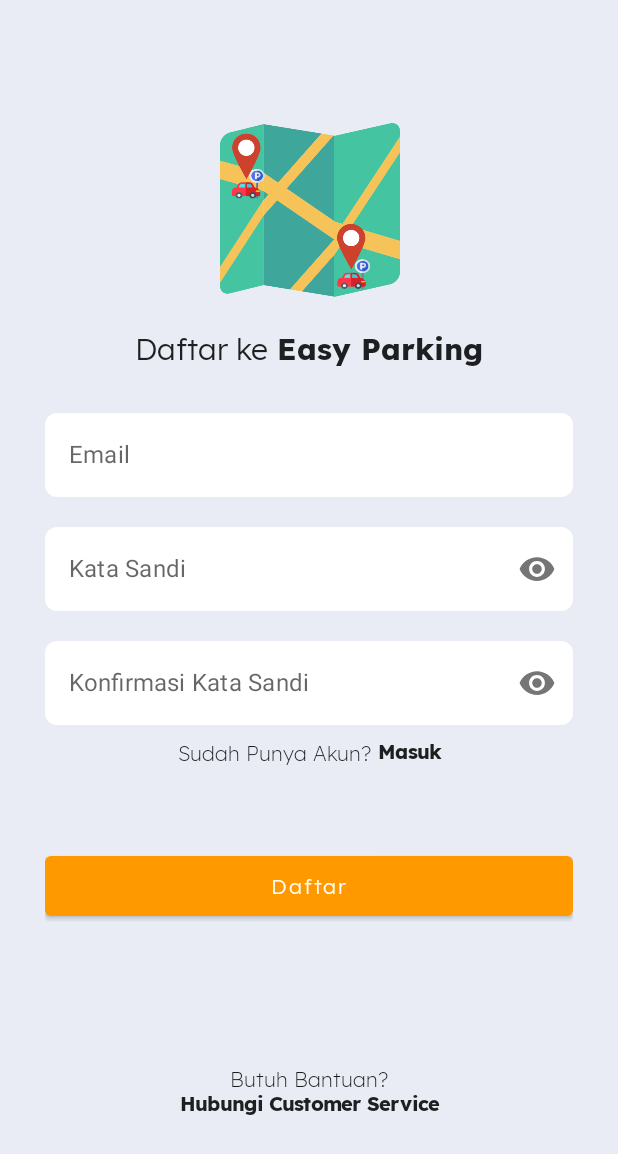
After one commit to fauzanramadhani/Easy-Parking, an Android app built with Jetpack Compose: the composable Register shown on its own in the app's theme, on a phone screen of 412 x 824 dp. The commit adds this screen. Shown: the top 1154 px of the screen. Run offline under Robolectric (Android 15) with nearby library versions, the phone set to English and light mode, and no system bars; our stand-ins replace accompanist.

Commit message:
Update - Authentication UI

```diff
--- /dev/null
+++ b/app/src/main/java/com/belajarkotlin/easyparking/authentication/Register.kt
@@ -0,0 +1,220 @@
+package com.belajarkotlin.easyparking.authentication
+
+import android.os.Handler
+import android.widget.Toast
+import androidx.compose.foundation.Image
+import androidx.compose.foundation.background
+import androidx.compose.foundation.clickable
+import androidx.compose.foundation.layout.*
+import androidx.compose.foundation.text.KeyboardOptions
+import androidx.compose.material.Text
+import androidx.compose.runtime.Composable
+import androidx.compose.runtime.mutableStateOf
+import androidx.compose.runtime.remember
+import androidx.compose.runtime.saveable.rememberSaveable
+import androidx.compose.ui.Alignment
+import androidx.compose.ui.Modifier
+import androidx.compose.ui.graphics.Color
+import androidx.compose.ui.platform.LocalContext
+import androidx.compose.ui.platform.LocalFocusManager
+import androidx.compose.ui.res.painterResource
+import androidx.compose.ui.text.font.Font
+import androidx.compose.ui.text.font.FontFamily
+import androidx.compose.ui.text.font.FontWeight
+import androidx.compose.ui.text.input.ImeAction
+import androidx.compose.ui.unit.dp
+import androidx.compose.ui.unit.sp
+import androidx.navigation.NavHostController
+import com.belajarkotlin.classreminder.doubleClickHandler.clickableSingle
+import com.belajarkotlin.easyparking.component.TextFieldState
+import com.belajarkotlin.easyparking.component.CButton
+import com.belajarkotlin.easyparking.component.CTextField
+import com.belajarkotlin.easyparking.function.openWA
+import com.belajarkotlin.easyparking.navigation.Screen
+import com.belajarkotlin.easyparking.navigation.popUpToTop
+import com.belajarkotlin.easyparking.R
+import com.google.accompanist.systemuicontroller.SystemUiController
+import com.google.accompanist.systemuicontroller.rememberSystemUiController
+
+
+@Composable
+fun Register(navHostController: NavHostController) {
+    val systemUiController: SystemUiController = rememberSystemUiController()
+    val context = LocalContext.current
+    val focusManager = LocalFocusManager.current
+    val registerButtonState = rememberSaveable {
+        mutableStateOf(true)
+    }
+
+    //Set Status Bar to Transparent
+    if (systemUiController.isStatusBarVisible) {
+        systemUiController.setStatusBarColor(Color(0xFFE9ECF4), darkIcons = true)
+    }
+    val emailState = remember {
+        TextFieldState()
+    }
+    val passwordState = remember {
+        TextFieldState()
+    }
+    val passwordConfirmState = remember {
+        TextFieldState()
+    }
+    val Lexend = FontFamily(
+        Font(R.font.lexend_light, FontWeight.Light),
+        Font(R.font.lexend_regular, FontWeight.Normal),
+        Font(R.font.lexend_bold, FontWeight.Bold)
+    )
+
+    Column(
+        modifier = Modifier
+            .fillMaxSize()
+            .background(Color(0xFFE9ECF4)),
+        horizontalAlignment = Alignment.CenterHorizontally,
+        verticalArrangement = Arrangement.Center
+    ) {
+        // Top Image
+        Image(
+            painter = painterResource(
+                id = R.drawable.logo
+            ),
+            contentDescription = null,
+            modifier = Modifier
+                .height(120.dp)
+                .width(250.dp)
+        )
+        Spacer(modifier = Modifier.padding(vertical = 10.dp))
+        //Subject Text
+        Row() {
+            Text(
+                fontFamily = Lexend,
+                fontWeight = FontWeight.Normal,
+                text = "Daftar ke ",
+                fontSize = 20.sp
+            )
+            Text(
+                text = "Easy Parking",
+                fontFamily = Lexend,
+                fontWeight = FontWeight.Bold,
+                fontSize = 20.sp
+            )
+        }
+        Spacer(modifier = Modifier.padding(vertical = 10.dp))
+        //Text Field Email
+        CTextField(
+            state = emailState,
+            label = "Email",
+            keyboardOptions = KeyboardOptions(
+                imeAction = ImeAction.Next
+            ),
+            isPassword = false,
+            modifier = Modifier
+                .padding(horizontal = 30.dp)
+        )
+        CTextField(
+            state = passwordState,
+            label = "Kata Sandi",
+            keyboardOptions = KeyboardOptions(
+                imeAction = ImeAction.Next
+            ),
+            isPassword = true,
+            modifier = Modifier
+                .padding(horizontal = 30.dp)
+        )
+        CTextField(
+            state = passwordConfirmState,
+            label ="Konfirmasi Kata Sandi",
+            keyboardOptions = KeyboardOptions(
+                imeAction = ImeAction.Done
+            ),
+            isPassword = true,
+            modifier = Modifier
+                .padding(horizontal = 30.dp)
+        )
+        Spacer(modifier = Modifier.padding(vertical = 0.dp))
+        //Already Have Account Text
+        Row(
+            horizontalArrangement = Arrangement.Center,
+            modifier = Modifier
+                .fillMaxWidth()
+        ) {
+            Text(
+                text = "Sudah Punya Akun?",
+                fontFamily = Lexend,
+                fontWeight = FontWeight.Light,
+                fontSize = 14.sp
+            )
+            Spacer(modifier = Modifier.padding(horizontal = 2.dp))
+            Text(
+                text = "Masuk",
+                fontFamily = Lexend,
+                fontWeight = FontWeight.Bold,
+                fontSize = 13.sp,
+                modifier = Modifier
+                    .clickable(true) {
+                        navHostController.navigate(route = Screen.Login.route) {
+                            launchSingleTop = true
+                            popUpToTop(navHostController)
+                        }
+                    }
+            )
+        }
+        Spacer(modifier = Modifier.padding(vertical = 30.dp))
+        //Register Button
+        CButton(
+            text = "Daftar",
+            color = Color(0xFFFF9900),
+            modifier = Modifier
+                .fillMaxWidth()
+                .padding(horizontal = 30.dp),
+            enabledState = registerButtonState.value,
+        ) {
+            focusManager.clearFocus()
+            registerButtonState.value = false
+            when {
+                (emailState.text.isEmpty()) -> {
+                    Toast.makeText(context, "Silahkan masukan email anda", Toast.LENGTH_SHORT)
+                        .show()
+                    Handler().postDelayed({
+                        registerButtonState.value = true
+                    }, 2000)
+                }
+
+                (passwordState.text.isEmpty()) -> {
+                    Toast.makeText(context, "Silahkan masukan password anda", Toast.LENGTH_SHORT)
+                        .show()
+                    Handler().postDelayed({
+                        registerButtonState.value = true
+                    }, 2000)
+                }
+                (passwordConfirmState.text.isEmpty()) -> {
+                    Toast.makeText(context, "Silahkan konfirmasi password anda", Toast.LENGTH_SHORT)
+                        .show()
+                    Handler().postDelayed({
+                        registerButtonState.value = true
+                    }, 2000)
+                }
+
+                else -> {
+                    //TODO
+                }
+            }
+        }
+        Spacer(modifier = Modifier.padding(vertical = 50.dp))
+        //Need Help Support
+        Text(
+            text = "Butuh Bantuan?",
+            fontFamily = Lexend,
+            fontWeight = FontWeight.Light,
+            fontSize = 14.sp
+        )
+        Text(
+            text = "Hubungi Customer Service",
+            fontFamily = Lexend,
+            fontWeight = FontWeight.Bold,
+            fontSize = 13.sp,
+            modifier = Modifier.clickableSingle {
+                openWA(context)
+            }
+        )
+    }
+}
--- /dev/null
+++ b/app/src/main/java/com/belajarkotlin/easyparking/component/CTextField.kt
@@ -0,0 +1,133 @@
+package com.belajarkotlin.easyparking.component
+
+import android.util.Log
+import androidx.compose.foundation.clickable
+import androidx.compose.foundation.layout.fillMaxWidth
+import androidx.compose.foundation.layout.padding
+import androidx.compose.foundation.layout.size
+import androidx.compose.foundation.shape.RoundedCornerShape
+import androidx.compose.foundation.text.KeyboardActions
+import androidx.compose.foundation.text.KeyboardOptions
+import androidx.compose.material.*
+import androidx.compose.material.icons.Icons
+import androidx.compose.material.icons.outlined.Close
+import androidx.compose.runtime.*
+import androidx.compose.ui.Modifier
+import androidx.compose.ui.graphics.Color
+import androidx.compose.ui.platform.LocalFocusManager
+import androidx.compose.ui.res.painterResource
+import androidx.compose.ui.text.input.PasswordVisualTransformation
+import androidx.compose.ui.text.input.VisualTransformation
+import androidx.compose.ui.unit.dp
+import com.belajarkotlin.easyparking.R
+
+class TextFieldState {
+    var text: String by mutableStateOf("")
+}
+
+@Composable
+fun CTextField(
+    modifier: Modifier = Modifier,
+    state: TextFieldState = remember { TextFieldState() },
+    label: String,
+    keyboardOptions: KeyboardOptions,
+    isPassword: Boolean,
+    length: Int = 50,
+    backgroundColor: Color = Color.White,
+    singleLine: Boolean = true,
+    readyOnly: Boolean = false,
+) {
+    val focusManager = LocalFocusManager.current
+    if (isPassword) {
+        var visible = remember {
+            mutableStateOf(false)
+        }
+        val image = if (visible.value) {
+            painterResource(id = R.drawable.ic_eye_visibility_off)
+        } else {
+            painterResource(id = R.drawable.ic_eye_visible)
+        }
+        var passwordVisibility: Boolean by remember { mutableStateOf(false) }
+        TextField(
+            readOnly = readyOnly,
+            modifier = modifier
+                .fillMaxWidth()
+                .padding(vertical = 10.dp),
+            label = {
+                Text(text = label)
+            },
+            value = state.text,
+            keyboardOptions = keyboardOptions,
+            keyboardActions = KeyboardActions(
+                onDone = { focusManager.clearFocus() }
+            ),
+            visualTransformation = if (passwordVisibility) VisualTransformation.None else PasswordVisualTransformation(),
+            colors = TextFieldDefaults.textFieldColors(
+                backgroundColor = backgroundColor,
+                cursorColor = Color.Black,
+                disabledLabelColor = Color.White,
+                focusedIndicatorColor = Color.Transparent,
+                focusedLabelColor = Color.Black,
+                unfocusedIndicatorColor = Color.Transparent
+            ),
+            onValueChange = {
+                if (it.length <= length) state.text = it
+            },
+            shape = RoundedCornerShape(8.dp),
+            singleLine = true,
+            trailingIcon =
+            {
+                Icon(
+                    painter = image,
+                    contentDescription = "",
+                    modifier = Modifier
+                        .size(25.dp)
+                        .clickable {
+                            visible.value = !visible.value
+                            passwordVisibility = !passwordVisibility
+                            Log.e("Visible", visible.toString())
+                        },
+                )
+
+            }
+        )
+    } else {
+        TextField(
+            readOnly = readyOnly,
+            modifier = modifier
+                .fillMaxWidth()
+                .padding(vertical = 10.dp),
+            label = {
+                Text(text = label)
+            },
+            value = state.text,
+            keyboardActions = KeyboardActions(onDone = { focusManager.clearFocus() }),
+            keyboardOptions = keyboardOptions,
+            colors = TextFieldDefaults.textFieldColors(
+                backgroundColor = backgroundColor,
+                cursorColor = Color.Black,
+                disabledLabelColor = Color.White,
+                focusedIndicatorColor = Color.Transparent,
+                focusedLabelColor = Color.Black,
+                unfocusedIndicatorColor = Color.Transparent
+            ),
+            onValueChange = {
+                if (it.length <= length) state.text = it
+            },
+            shape = RoundedCornerShape(8.dp),
+            singleLine = singleLine,
+            trailingIcon = {
+                if (state.text.isNotEmpty()) {
+                    if (!readyOnly) {
+                        IconButton(onClick = { state.text = "" }) {
+                            Icon(
+                                imageVector = Icons.Outlined.Close,
+                                contentDescription = null
+                            )
+                        }
+                    }
+                }
+            }
+        )
+    }
+}
--- /dev/null
+++ b/app/src/main/java/com/belajarkotlin/easyparking/doubleClickHandler/Modifier.clickableSingle.kt
@@ -0,0 +1,35 @@
+package com.belajarkotlin.classreminder.doubleClickHandler
+
+import androidx.compose.foundation.LocalIndication
+import androidx.compose.foundation.clickable
+import androidx.compose.foundation.interaction.MutableInteractionSource
+import androidx.compose.runtime.remember
+import androidx.compose.ui.Modifier
+import androidx.compose.ui.composed
+import androidx.compose.ui.platform.debugInspectorInfo
+import androidx.compose.ui.semantics.Role
+
+fun Modifier.clickableSingle(
+    enabled: Boolean = true,
+    onClickLabel: String? = null,
+    role: Role? = null,
+    onClick: () -> Unit
+) = composed(
+    inspectorInfo = debugInspectorInfo {
+        name = "clickable"
+        properties["enabled"] = enabled
+        properties["onClickLabel"] = onClickLabel
+        properties["role"] = role
+        properties["onClick"] = onClick
+    }
+) {
+    val multipleEventsCutter = remember { MultipleEventsCutter.get() }
+    Modifier.clickable(
+        enabled = enabled,
+        onClickLabel = onClickLabel,
+        onClick = { multipleEventsCutter.processEvent { onClick() } },
+        role = role,
+        indication = LocalIndication.current,
+        interactionSource = remember { MutableInteractionSource() }
+    )
+}
--- /dev/null
+++ b/app/src/main/java/com/belajarkotlin/easyparking/doubleClickHandler/MultipleEventsCutter.kt
@@ -0,0 +1,24 @@
+package com.belajarkotlin.classreminder.doubleClickHandler
+
+internal interface MultipleEventsCutter {
+    fun processEvent(event: () -> Unit)
+
+    companion object
+}
+
+internal fun MultipleEventsCutter.Companion.get(): MultipleEventsCutter =
+    MultipleEventsCutterImpl()
+
+private class MultipleEventsCutterImpl : MultipleEventsCutter {
+    private val now: Long
+        get() = System.currentTimeMillis()
+
+    private var lastEventTimeMs: Long = 0
+
+    override fun processEvent(event: () -> Unit) {
+        if (now - lastEventTimeMs >= 300L) {
+            event.invoke()
+        }
+        lastEventTimeMs = now
+    }
+}
--- a/app/src/main/java/com/belajarkotlin/easyparking/navigation/Screen.kt
+++ b/app/src/main/java/com/belajarkotlin/easyparking/navigation/Screen.kt
@@ -3,4 +3,6 @@ package com.belajarkotlin.easyparking.navigation
 sealed class Screen(val route: String) {
     object ROOT: Screen(route = "root")
     object OnBoarding: Screen(route = "on_boarding_screen")
+    object Register: Screen(route = "register_screen")
+    object Login: Screen(route = "login_screen")
 }
--- /dev/null
+++ b/app/src/main/res/drawable-v24/ic_eye_visibility_off.xml
@@ -0,0 +1,5 @@
+<vector android:height="24dp" android:tint="#000000"
+    android:viewportHeight="24" android:viewportWidth="24"
+    android:width="24dp" xmlns:android="http://schemas.android.com/apk/res/android">
+    <path android:fillColor="@android:color/white" android:pathData="M12,7c2.76,0 5,2.24 5,5 0,0.65 -0.13,1.26 -0.36,1.83l2.92,2.92c1.51,-1.26 2.7,-2.89 3.43,-4.75 -1.73,-4.39 -6,-7.5 -11,-7.5 -1.4,0 -2.74,0.25 -3.98,0.7l2.16,2.16C10.74,7.13 11.35,7 12,7zM2,4.27l2.28,2.28 0.46,0.46C3.08,8.3 1.78,10.02 1,12c1.73,4.39 6,7.5 11,7.5 1.55,0 3.03,-0.3 4.38,-0.84l0.42,0.42L19.73,22 21,20.73 3.27,3 2,4.27zM7.53,9.8l1.55,1.55c-0.05,0.21 -0.08,0.43 -0.08,0.65 0,1.66 1.34,3 3,3 0.22,0 0.44,-0.03 0.65,-0.08l1.55,1.55c-0.67,0.33 -1.41,0.53 -2.2,0.53 -2.76,0 -5,-2.24 -5,-5 0,-0.79 0.2,-1.53 0.53,-2.2zM11.84,9.02l3.15,3.15 0.02,-0.16c0,-1.66 -1.34,-3 -3,-3l-0.17,0.01z"/>
+</vector>
--- /dev/null
+++ b/app/src/main/res/drawable-v24/ic_eye_visible.xml
@@ -0,0 +1,5 @@
+<vector android:height="24dp" android:tint="#000000"
+    android:viewportHeight="24" android:viewportWidth="24"
+    android:width="24dp" xmlns:android="http://schemas.android.com/apk/res/android">
+    <path android:fillColor="@android:color/white" android:pathData="M12,4.5C7,4.5 2.73,7.61 1,12c1.73,4.39 6,7.5 11,7.5s9.27,-3.11 11,-7.5c-1.73,-4.39 -6,-7.5 -11,-7.5zM12,17c-2.76,0 -5,-2.24 -5,-5s2.24,-5 5,-5 5,2.24 5,5 -2.24,5 -5,5zM12,9c-1.66,0 -3,1.34 -3,3s1.34,3 3,3 3,-1.34 3,-3 -1.34,-3 -3,-3z"/>
+</vector>
--- a/app/src/main/res/values/colors.xml
+++ b/app/src/main/res/values/colors.xml
@@ -1,10 +1,7 @@
 <?xml version="1.0" encoding="utf-8"?>
 <resources>
-    <color name="purple_200">#FFBB86FC</color>
-    <color name="purple_500">#FF6200EE</color>
-    <color name="purple_700">#FF3700B3</color>
-    <color name="teal_200">#FF03DAC5</color>
-    <color name="teal_700">#FF018786</color>
+    <color name="orange_200">#FF9900</color>
+    <color name="orange_500">#D27E00</color>
     <color name="black">#FF000000</color>
     <color name="white">#FFFFFFFF</color>
 </resources>
--- a/app/src/main/res/values/themes.xml
+++ b/app/src/main/res/values/themes.xml
@@ -2,6 +2,6 @@
 <resources>
 
     <style name="Theme.EasyParking" parent="android:Theme.Material.Light.NoActionBar">
-        <item name="android:statusBarColor">@color/purple_700</item>
+        <item name="android:statusBarColor">@color/orange_500</item>
     </style>
 </resources>
```
Also changed, not shown: app/src/main/java/com/belajarkotlin/easyparking/authentication/Login.kt (added, +185 -0 lines), app/src/main/java/com/belajarkotlin/easyparking/function/openWa.kt (added, +26 -0 lines), app/src/main/java/com/belajarkotlin/easyparking/navigation/NavGraph.kt (+17 -1 lines), app/src/main/java/com/belajarkotlin/easyparking/onBoarding/onBoarding.kt (+7 -6 lines), app/src/main/res/drawable-v24/logo.png (added).
